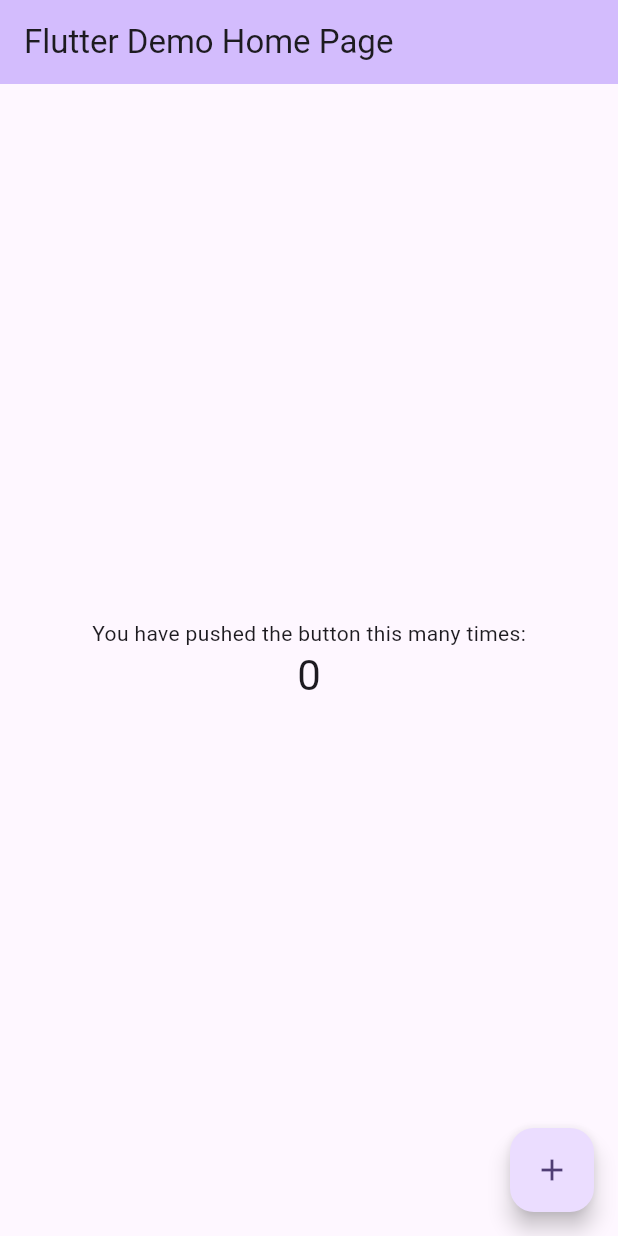
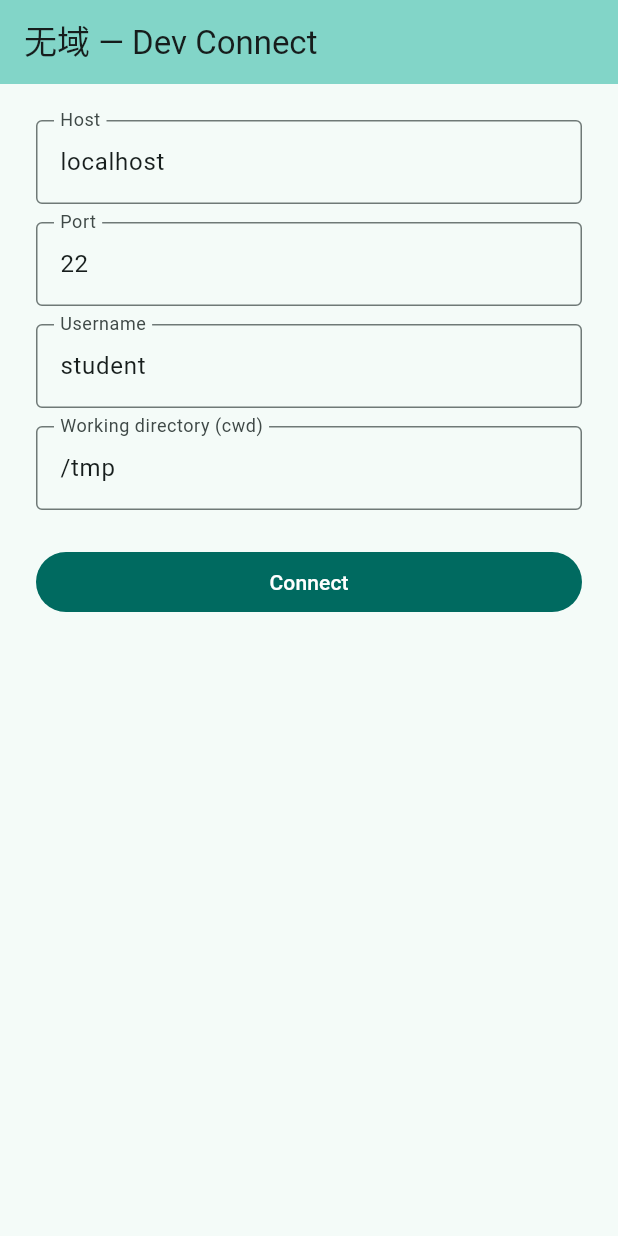
Before and after one commit to HaoWen46/Wuyu, a Flutter app: the screen it shows after launch, on a phone screen of 412 x 824 dp. Run offline on Flutter 3.47's test engine with Material 3 defaults, Android fonts, the phone set to English and light mode, and no system bars; our stand-ins replace flutter_secure_storage; missing offline and left inert: dartssh2, pinenacl.

Commit message:
M2: ChatScreen + DevConnectScreen — end-to-end chat UI
- ChatScreen: streaming chat widget with user/agent bubbles, spinner on
  agent turn, linear progress in empty agent bubble while streaming,
  multi-line input field, auto-scroll on new content
- DevConnectScreen: dev-only form (host/port/user/cwd) wiring the full
  stack: FlutterSecureKv → SshConnectionService → AppServerService →
  ThreadService → ChatScreen; TOFU AlertDialog for unknown hosts
- main.dart: replace counter scaffold with WuyuApp → DevConnectScreen
- widget_test: smoke-test that DevConnectScreen renders in WuyuApp
- 44 Flutter tests pass, flutter analyze clean

Co-Authored-By: Claude Sonnet 4.6 <noreply@anthropic.com>

```diff
--- /dev/null
+++ b/wuyu_app/lib/dev_connect_screen.dart
@@ -0,0 +1,176 @@
+import 'package:dartssh2/dartssh2.dart';
+import 'package:flutter/material.dart';
+import 'package:wuyu_app/codex/app_server_service.dart';
+import 'package:wuyu_app/codex/chat_screen.dart';
+import 'package:wuyu_app/codex/thread_service.dart';
+import 'package:wuyu_app/ssh/flutter_secure_kv.dart';
+import 'package:wuyu_app/ssh/host_key_store.dart';
+import 'package:wuyu_app/ssh/ssh_connection_service.dart';
+import 'package:wuyu_app/ssh/ssh_key_service.dart';
+
+/// Development / smoke-test screen: fill in SSH details, tap Connect,
+/// and land in [ChatScreen] backed by a live Codex App Server session.
+///
+/// This is not the production UX (see M4 for project management); it exists
+/// to validate the full stack end-to-end on a real device.
+class DevConnectScreen extends StatefulWidget {
+  const DevConnectScreen({super.key});
+
+  @override
+  State<DevConnectScreen> createState() => _DevConnectScreenState();
+}
+
+class _DevConnectScreenState extends State<DevConnectScreen> {
+  final _hostCtrl = TextEditingController(text: 'localhost');
+  final _portCtrl = TextEditingController(text: '22');
+  final _userCtrl = TextEditingController(text: 'student');
+  final _cwdCtrl = TextEditingController(text: '/tmp');
+
+  bool _connecting = false;
+  String? _error;
+
+  @override
+  void dispose() {
+    _hostCtrl.dispose();
+    _portCtrl.dispose();
+    _userCtrl.dispose();
+    _cwdCtrl.dispose();
+    super.dispose();
+  }
+
+  Future<void> _connect() async {
+    setState(() {
+      _connecting = true;
+      _error = null;
+    });
+    try {
+      final kv = const FlutterSecureKv();
+      final keyService = SshKeyService(kv);
+      final hostKeyStore = HostKeyStore(kv);
+      final connService = SshConnectionService(keyService, hostKeyStore);
+
+      final client = await connService.connect(
+        host: _hostCtrl.text.trim(),
+        port: int.parse(_portCtrl.text.trim()),
+        username: _userCtrl.text.trim(),
+        onUnknownHost: _promptTrust,
+      );
+
+      final transport = await AppServerService.openTransport(client);
+      final session = await AppServerService.handshake(transport);
+      final svc = ThreadService(session);
+
+      if (!mounted) {
+        client.close();
+        return;
+      }
+      await Navigator.of(context).push<void>(
+        MaterialPageRoute(
+          builder: (_) => ChatScreen(
+            service: svc,
+            cwd: _cwdCtrl.text.trim(),
+          ),
+        ),
+      );
+    } on SSHAuthAbortError catch (e) {
+      if (mounted) setState(() => _error = 'Auth aborted: $e');
+    } catch (e) {
+      if (mounted) setState(() => _error = e.toString());
+    } finally {
+      if (mounted) setState(() => _connecting = false);
+    }
+  }
+
+  Future<bool> _promptTrust(String type, String fingerprint) async {
+    final result = await showDialog<bool>(
+      context: context,
+      builder: (_) => AlertDialog(
+        title: const Text('Unknown Host'),
+        content: Text(
+          'Key type: $type\nFingerprint: $fingerprint\n\nTrust and connect?',
+        ),
+        actions: [
+          TextButton(
+            onPressed: () => Navigator.pop(context, false),
+            child: const Text('Reject'),
+          ),
+          FilledButton(
+            onPressed: () => Navigator.pop(context, true),
+            child: const Text('Trust'),
+          ),
+        ],
+      ),
+    );
+    return result ?? false;
+  }
+
+  @override
+  Widget build(BuildContext context) {
+    final cs = Theme.of(context).colorScheme;
+    return Scaffold(
+      appBar: AppBar(
+        title: const Text('无域 — Dev Connect'),
+        backgroundColor: cs.inversePrimary,
+      ),
+      body: SingleChildScrollView(
+        padding: const EdgeInsets.all(24),
+        child: Column(
+          crossAxisAlignment: CrossAxisAlignment.stretch,
+          children: [
+            TextField(
+              controller: _hostCtrl,
+              decoration: const InputDecoration(
+                labelText: 'Host',
+                border: OutlineInputBorder(),
+              ),
+              keyboardType: TextInputType.url,
+            ),
+            const SizedBox(height: 12),
+            TextField(
+              controller: _portCtrl,
+              decoration: const InputDecoration(
+                labelText: 'Port',
+                border: OutlineInputBorder(),
+              ),
+              keyboardType: TextInputType.number,
+            ),
+            const SizedBox(height: 12),
+            TextField(
+              controller: _userCtrl,
+              decoration: const InputDecoration(
+                labelText: 'Username',
+                border: OutlineInputBorder(),
+              ),
+            ),
+            const SizedBox(height: 12),
+            TextField(
+              controller: _cwdCtrl,
+              decoration: const InputDecoration(
+                labelText: 'Working directory (cwd)',
+                border: OutlineInputBorder(),
+              ),
+            ),
+            const SizedBox(height: 24),
+            if (_error != null) ...[
+              Text(
+                _error!,
+                style: TextStyle(color: cs.error),
+              ),
+              const SizedBox(height: 12),
+            ],
+            FilledButton(
+              onPressed: _connecting ? null : _connect,
+              child: _connecting
+                  ? const SizedBox(
+                      width: 20,
+                      height: 20,
+                      child: CircularProgressIndicator(strokeWidth: 2),
+                    )
+                  : const Text('Connect'),
+            ),
+          ],
+        ),
+      ),
+    );
+  }
+}
--- a/wuyu_app/lib/main.dart
+++ b/wuyu_app/lib/main.dart
@@ -1,122 +1,22 @@
 import 'package:flutter/material.dart';
+import 'package:wuyu_app/dev_connect_screen.dart';
 
 void main() {
-  runApp(const MyApp());
+  runApp(const WuyuApp());
 }
 
-class MyApp extends StatelessWidget {
-  const MyApp({super.key});
+class WuyuApp extends StatelessWidget {
+  const WuyuApp({super.key});
 
-  // This widget is the root of your application.
   @override
   Widget build(BuildContext context) {
     return MaterialApp(
-      title: 'Flutter Demo',
+      title: '无域',
       theme: ThemeData(
-        // This is the theme of your application.
-        //
-        // TRY THIS: Try running your application with "flutter run". You'll see
-        // the application has a purple toolbar. Then, without quitting the app,
-        // try changing the seedColor in the colorScheme below to Colors.green
-        // and then invoke "hot reload" (save your changes or press the "hot
-        // reload" button in a Flutter-supported IDE, or press "r" if you used
-        // the command line to start the app).
-        //
-        // Notice that the counter didn't reset back to zero; the application
-        // state is not lost during the reload. To reset the state, use hot
-        // restart instead.
-        //
-        // This works for code too, not just values: Most code changes can be
-        // tested with just a hot reload.
-        colorScheme: ColorScheme.fromSeed(seedColor: Colors.deepPurple),
+        colorScheme: ColorScheme.fromSeed(seedColor: Colors.teal),
+        useMaterial3: true,
       ),
-      home: const MyHomePage(title: 'Flutter Demo Home Page'),
+      home: const DevConnectScreen(),
     );
   }
 }
-
-class MyHomePage extends StatefulWidget {
-  const MyHomePage({super.key, required this.title});
-
-  // This widget is the home page of your application. It is stateful, meaning
-  // that it has a State object (defined below) that contains fields that affect
-  // how it looks.
-
-  // This class is the configuration for the state. It holds the values (in this
-  // case the title) provided by the parent (in this case the App widget) and
-  // used by the build method of the State. Fields in a Widget subclass are
-  // always marked "final".
-
-  final String title;
-
-  @override
-  State<MyHomePage> createState() => _MyHomePageState();
-}
-
-class _MyHomePageState extends State<MyHomePage> {
-  int _counter = 0;
-
-  void _incrementCounter() {
-    setState(() {
-      // This call to setState tells the Flutter framework that something has
-      // changed in this State, which causes it to rerun the build method below
-      // so that the display can reflect the updated values. If we changed
-      // _counter without calling setState(), then the build method would not be
-      // called again, and so nothing would appear to happen.
-      _counter++;
-    });
-  }
-
-  @override
-  Widget build(BuildContext context) {
-    // This method is rerun every time setState is called, for instance as done
-    // by the _incrementCounter method above.
-    //
-    // The Flutter framework has been optimized to make rerunning build methods
-    // fast, so that you can just rebuild anything that needs updating rather
-    // than having to individually change instances of widgets.
-    return Scaffold(
-      appBar: AppBar(
-        // TRY THIS: Try changing the color here to a specific color (to
-        // Colors.amber, perhaps?) and trigger a hot reload to see the AppBar
-        // change color while the other colors stay the same.
-        backgroundColor: Theme.of(context).colorScheme.inversePrimary,
-        // Here we take the value from the MyHomePage object that was created by
-        // the App.build method, and use it to set our appbar title.
-        title: Text(widget.title),
-      ),
-      body: Center(
-        // Center is a layout widget. It takes a single child and positions it
-        // in the middle of the parent.
-        child: Column(
-          // Column is also a layout widget. It takes a list of children and
-          // arranges them vertically. By default, it sizes itself to fit its
-          // children horizontally, and tries to be as tall as its parent.
-          //
-          // Column has various properties to control how it sizes itself and
-          // how it positions its children. Here we use mainAxisAlignment to
-          // center the children vertically; the main axis here is the vertical
-          // axis because Columns are vertical (the cross axis would be
-          // horizontal).
-          //
-          // TRY THIS: Invoke "debug painting" (choose the "Toggle Debug Paint"
-          // action in the IDE, or press "p" in the console), to see the
-          // wireframe for each widget.
-          mainAxisAlignment: MainAxisAlignment.center,
-          children: <Widget>[
-            const Text('You have pushed the button this many times:'),
-            Text(
-              '$_counter',
-              style: Theme.of(context).textTheme.headlineMedium,
-            ),
-          ],
-        ),
-      ),
-      floatingActionButton: FloatingActionButton(
-        onPressed: _incrementCounter,
-        tooltip: 'Increment',
-        child: const Icon(Icons.add),
-      ), // This trailing comma makes auto-formatting nicer for build methods.
-    );
-  }
-}
```
Also changed, not shown: wuyu_app/lib/codex/chat_screen.dart (added, +298 -0 lines), 1 other file.
